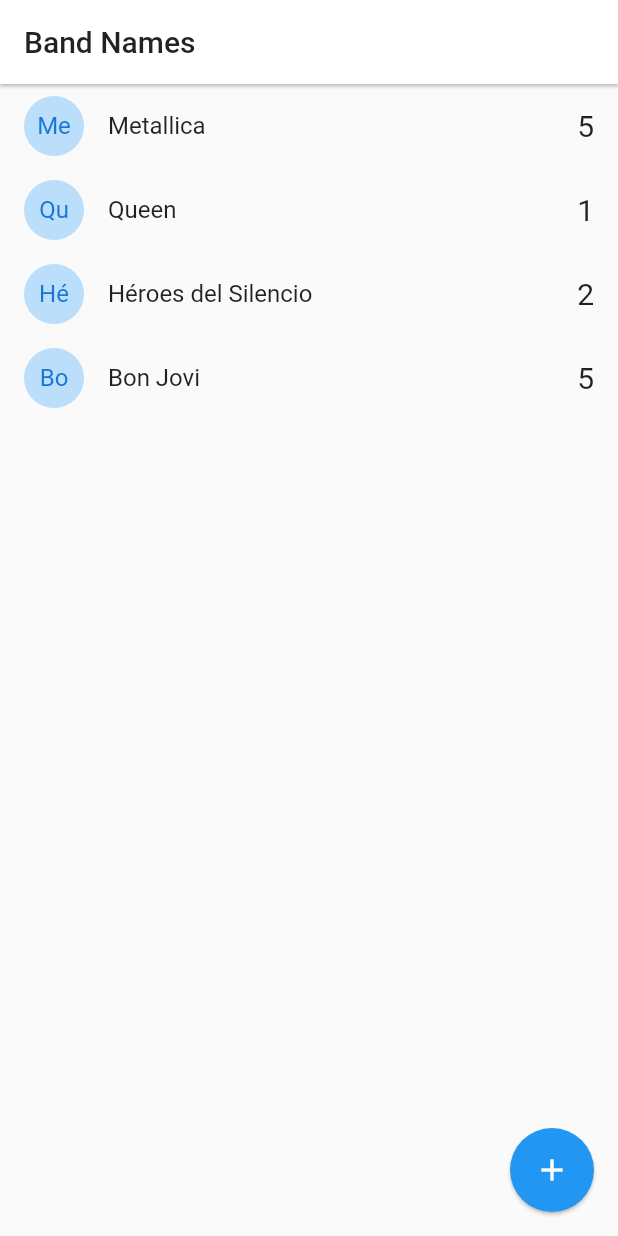
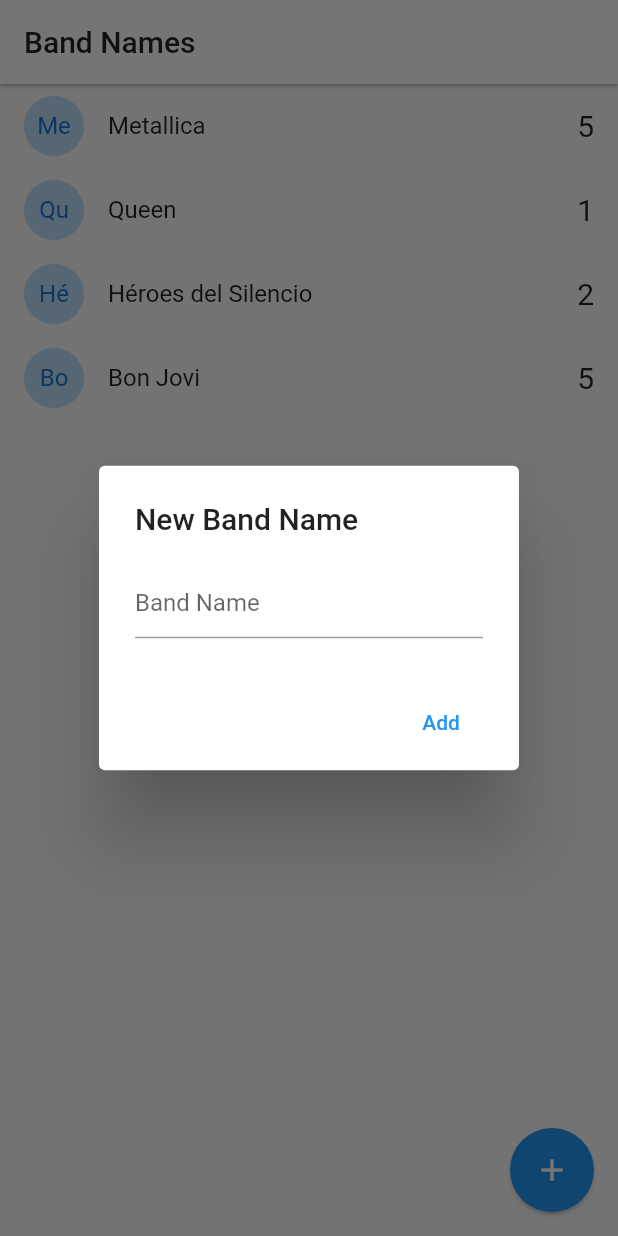
Before and after one commit to danireysan/band_names, a Flutter app: the screen it shows after launch, after a tap on the "add" icon, on a phone screen of 412 x 824 dp. Run offline on Flutter 3.47's test engine with Material 2 defaults, Android fonts, the phone set to English and light mode, and no system bars.

Commit message:
created functions for onpressed floating button

```diff
--- a/lib/pages/home.dart
+++ b/lib/pages/home.dart
@@ -1,6 +1,8 @@
 import 'dart:developer';
+import 'dart:io';
 
 import 'package:band_names/models/model.dart';
+import 'package:flutter/cupertino.dart';
 import 'package:flutter/material.dart';
 
 class HomePage extends StatefulWidget {
@@ -29,7 +31,7 @@ class _HomePageState extends State<HomePage> {
         elevation: 1,
       ),
       floatingActionButton: FloatingActionButton(
-        onPressed: () {},
+        onPressed: addNewBand,
         elevation: 1,
         child: const Icon(Icons.add),
       ),
@@ -40,8 +42,30 @@ class _HomePageState extends State<HomePage> {
     );
   }
 
-  ListTile _bandTile(Band band) {
-    return ListTile(
+  Widget _bandTile(Band band) {
+    return Dismissible(
+      key: Key(band.id),
+      direction: DismissDirection.startToEnd,
+      background: Padding(
+        padding: const EdgeInsets.only(left: 8.0),
+        child: Container(
+          color: Colors.red,
+          child: const Align(
+            alignment: Alignment.centerLeft,
+            child: Text(
+              'Delete Band',
+              style: TextStyle(
+                color: Colors.white,
+              ),
+            ),
+          ),
+        ),
+      ),
+      onDismissed: (direction) {
+        log(band.name);
+        // TODO: llamar el borrado en el server
+      },
+      child: ListTile(
         leading: CircleAvatar(
           backgroundColor: Colors.blue[100],
           child: Text(band.name.substring(0, 2)),
@@ -54,6 +78,75 @@ class _HomePageState extends State<HomePage> {
         onTap: () {
           log(band.name);
         },
+      ),
     );
   }
+
+  addNewBand() {
+    final bandController = TextEditingController();
+
+    if (Platform.isAndroid) {
+      return showDialog(
+        context: context,
+        builder: (context) {
+          return AlertDialog(
+            title: const Text('New Band Name'),
+            content: TextField(
+              controller: bandController,
+              decoration: const InputDecoration(
+                hintText: 'Band Name',
+              ),
+            ),
+            actions: [
+              MaterialButton(
+                onPressed: () => addBandToList(bandController.text),
+                elevation: 5,
+                textColor: Colors.blue,
+                child: const Text('Add'),
+              )
+            ],
+          );
+        },
+      );
     }
+
+    showCupertinoDialog(
+      context: context,
+      builder: (_) {
+        return CupertinoAlertDialog(
+          title: const Text('New Band Name'),
+          content: TextField(
+            controller: bandController,
+            decoration: const InputDecoration(
+              hintText: 'Band Name',
+            ),
+          ),
+          actions: [
+            CupertinoDialogAction(
+              isDefaultAction: true,
+              child: const Text('Add'),
+              onPressed: () => addBandToList(bandController.text),
+            ),
+            CupertinoDialogAction(
+              isDestructiveAction: true,
+              onPressed: () => Navigator.pop(context),
+              child: const Text('Dismiss'),
+            ),
+          ],
+        );
+      },
+    );
+  }
+
+  addBandToList(String name) {
+    log(name, name: 'addBandToList');
+    if (name.length > 1) {
+      bands.add(
+        Band(id: DateTime.now().toString(), name: name, votes: 0),
+      );
+      setState(() {});
+    }
+
+    Navigator.pop(context);
+  }
+}
```
Lines whose indentation alone changed are shown as unchanged.
